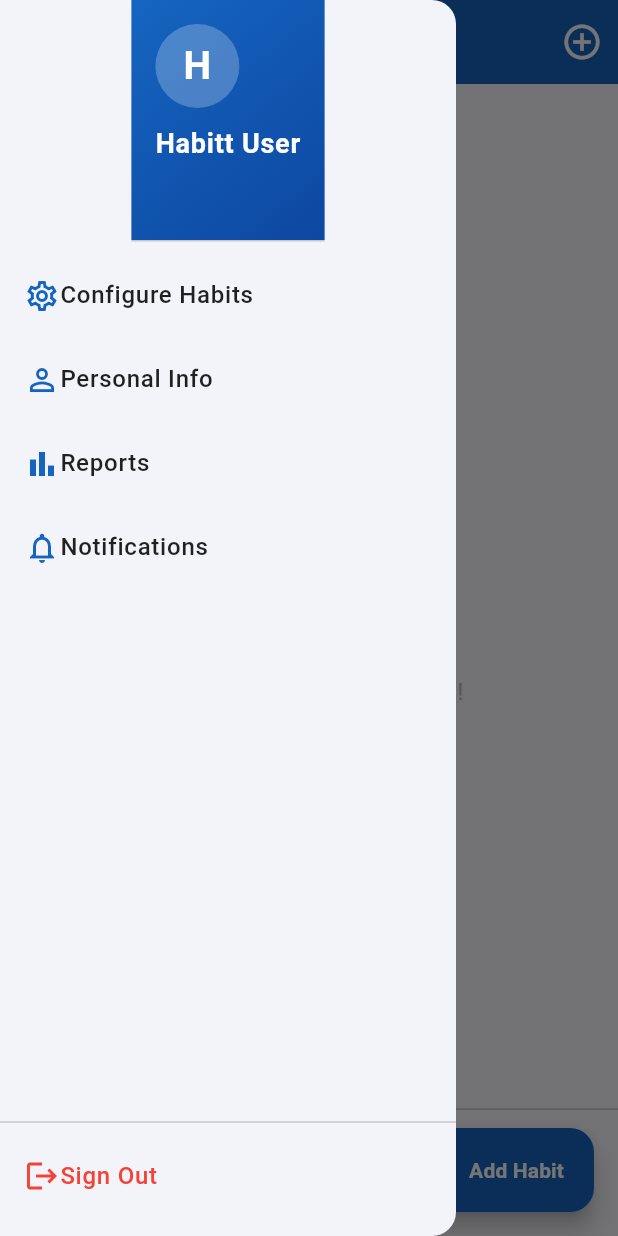
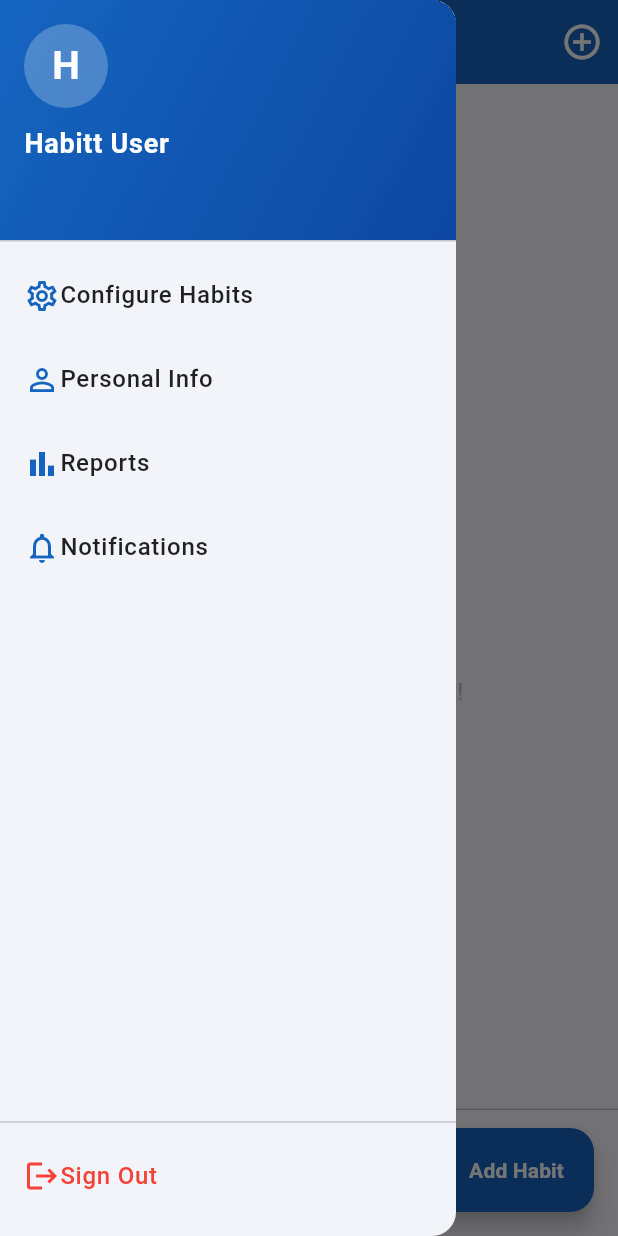
Before and after one commit to mo7amedaliEbaid/habit_tracker, a Flutter app: the HabitTrackerScreen screen opened directly with empty values, with the side drawer open, on a phone screen of 412 x 824 dp. Run offline on Flutter 3.47's test engine with Material 3 defaults, Android fonts, the phone set to English and light mode, and no system bars; our stand-ins replace shared_preferences; accounts and stored records are empty.

Commit message:
Upgrade Flutter/Dart SDKs, dependencies, and iOS deployment target
- Bump Flutter SDK to 3.35.0 and Dart SDK to 3.9.0.
- Update `shared_preferences` and related platform packages.
- Raise iOS minimum deployment target to 13.0 in Podfile, Xcode project, and Plist.
- Add CocoaPods support to the iOS project, including `Podfile.lock` and framework references.
- Wrap `DrawerHeader` in a `SizedBox` for full-width layout in `habit_tracker_screen.dart`.

```diff
--- a/lib/habit_tracker_screen.dart
+++ b/lib/habit_tracker_screen.dart
@@ -426,7 +426,9 @@ class _HabitTrackerScreenState extends State<HabitTrackerScreen> {
     return Drawer(
       child: Column(
         children: [
-          DrawerHeader(
+          SizedBox(
+            width: double.infinity,
+            child: DrawerHeader(
               decoration: const BoxDecoration(
                 gradient: LinearGradient(
                   colors: [Color(0xFF1565C0), Color(0xFF0D47A1)],
@@ -463,6 +465,7 @@ class _HabitTrackerScreenState extends State<HabitTrackerScreen> {
                     style: const TextStyle(color: Colors.white70, fontSize: 13),
                   ),
                 ],
+              ),
             ),
           ),
           _drawerItem(Icons.settings_outlined, 'Configure Habits', () {
```
Also changed, not shown: pubspec.lock, 6 other files. Lines whose indentation alone changed are shown as unchanged.
